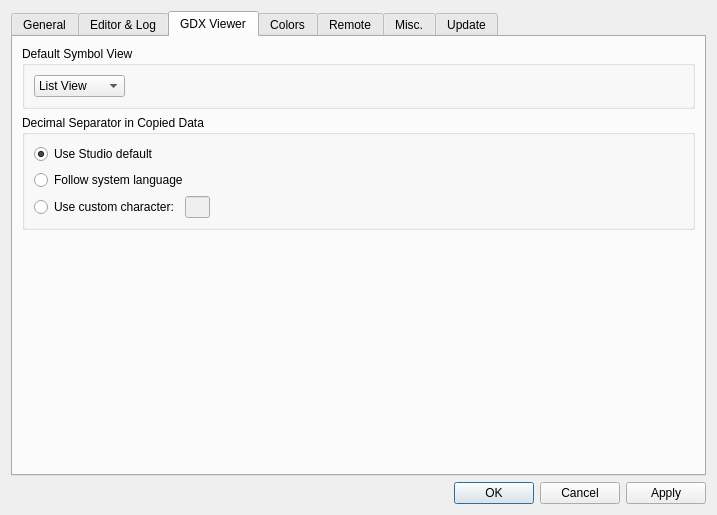
First picture: the form in src/settingsdialog.ui, repository GAMS-dev/studio, before the edit.
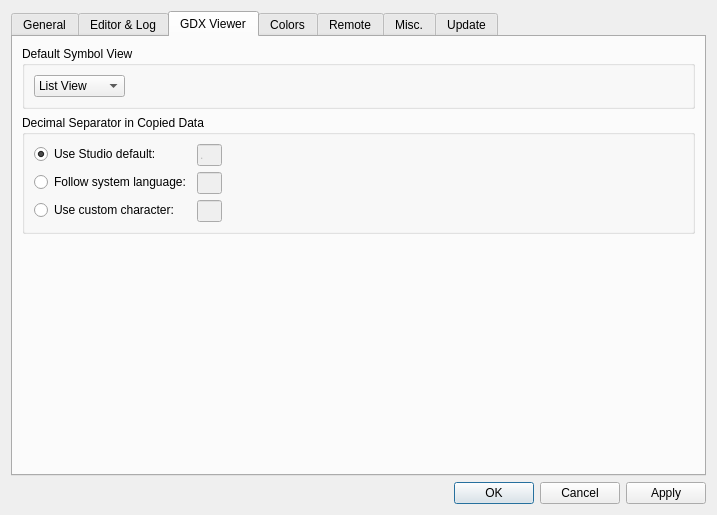
Second picture: the form after the edit. Icons and pictures are not drawn.

Commit message: Show default and system decimal separator in settings dialog

What changed in the file:
```diff
--- a/src/settingsdialog.ui
+++ b/src/settingsdialog.ui
@@ -625,32 +625,76 @@
          </property>
          <layout class="QVBoxLayout" name="verticalLayout_6">
           <item>
+           <layout class="QFormLayout" name="formLayout">
+            <item row="0" column="0">
            <widget class="QRadioButton" name="rb_decSepStudio">
             <property name="text">
-             <string>Use Studio default</string>
+               <string>Use Studio default:</string>
             </property>
             <property name="checked">
              <bool>true</bool>
             </property>
            </widget>
           </item>
-          <item>
+            <item row="0" column="1">
+             <widget class="QLineEdit" name="le_decSepStudio">
+              <property name="enabled">
+               <bool>false</bool>
+              </property>
+              <property name="sizePolicy">
+               <sizepolicy hsizetype="Minimum" vsizetype="Fixed">
+                <horstretch>0</horstretch>
+                <verstretch>0</verstretch>
+               </sizepolicy>
+              </property>
+              <property name="maximumSize">
+               <size>
+                <width>25</width>
+                <height>16777215</height>
+               </size>
+              </property>
+              <property name="text">
+               <string>.</string>
+              </property>
+             </widget>
+            </item>
+            <item row="1" column="0">
            <widget class="QRadioButton" name="rb_decSepLocale">
             <property name="text">
-             <string>Follow system language</string>
+               <string>Follow system language:</string>
             </property>
            </widget>
           </item>
-          <item>
-           <layout class="QHBoxLayout" name="horizontalLayout_3">
-            <item>
+            <item row="1" column="1">
+             <widget class="QLineEdit" name="le_decSepSystem">
+              <property name="enabled">
+               <bool>false</bool>
+              </property>
+              <property name="sizePolicy">
+               <sizepolicy hsizetype="Minimum" vsizetype="Fixed">
+                <horstretch>0</horstretch>
+                <verstretch>0</verstretch>
+               </sizepolicy>
+              </property>
+              <property name="maximumSize">
+               <size>
+                <width>25</width>
+                <height>16777215</height>
+               </size>
+              </property>
+              <property name="maxLength">
+               <number>1</number>
+              </property>
+             </widget>
+            </item>
+            <item row="2" column="0">
              <widget class="QRadioButton" name="rb_decSepCustom">
               <property name="text">
                <string>Use custom character:</string>
               </property>
              </widget>
             </item>
-            <item>
+            <item row="2" column="1">
              <widget class="QLineEdit" name="le_decSepCustom">
               <property name="enabled">
                <bool>false</bool>
@@ -672,19 +716,6 @@
               </property>
              </widget>
             </item>
-            <item>
-             <spacer name="horizontalSpacer_8">
-              <property name="orientation">
-               <enum>Qt::Horizontal</enum>
-              </property>
-              <property name="sizeHint" stdset="0">
-               <size>
-                <width>40</width>
-                <height>20</height>
-               </size>
-              </property>
-             </spacer>
-            </item>
            </layout>
           </item>
          </layout>
```
Lines whose indentation alone changed are shown as unchanged. The commit also changes 1 other file.
